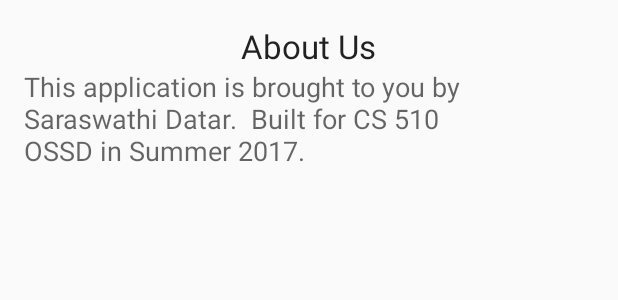
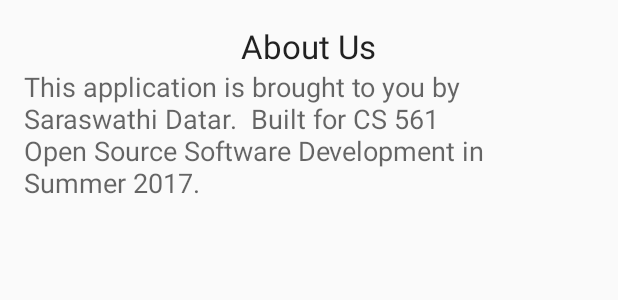
Before and after one commit to saraswathidatar/HowToPlayBoardGames, an Android app: the layout content_about.xml on its own in the app's theme, with its tools: preview values and no code run, on a phone screen of 412 x 824 dp. Shown: the top 300 px of the screen. Run offline under Robolectric (Android 15) with nearby library versions, the phone set to English and light mode, and no system bars.

Commit message:
Updated about us page

```diff
--- a/app/src/main/res/layout/content_about.xml
+++ b/app/src/main/res/layout/content_about.xml
@@ -25,7 +25,7 @@
         android:layout_width="wrap_content"
         android:layout_height="wrap_content"
         android:textAppearance="?android:attr/textAppearanceMedium"
-        android:text="This application is brought to you by Saraswathi Datar.  Built for CS 510 OSSD in Summer 2017."
+        android:text="This application is brought to you by Saraswathi Datar.  Built for CS 561 Open Source Software Development in Summer 2017."
         android:id="@+id/textView7"
         android:layout_below="@+id/textView6"
         android:layout_marginEnd="54dp" />
```
